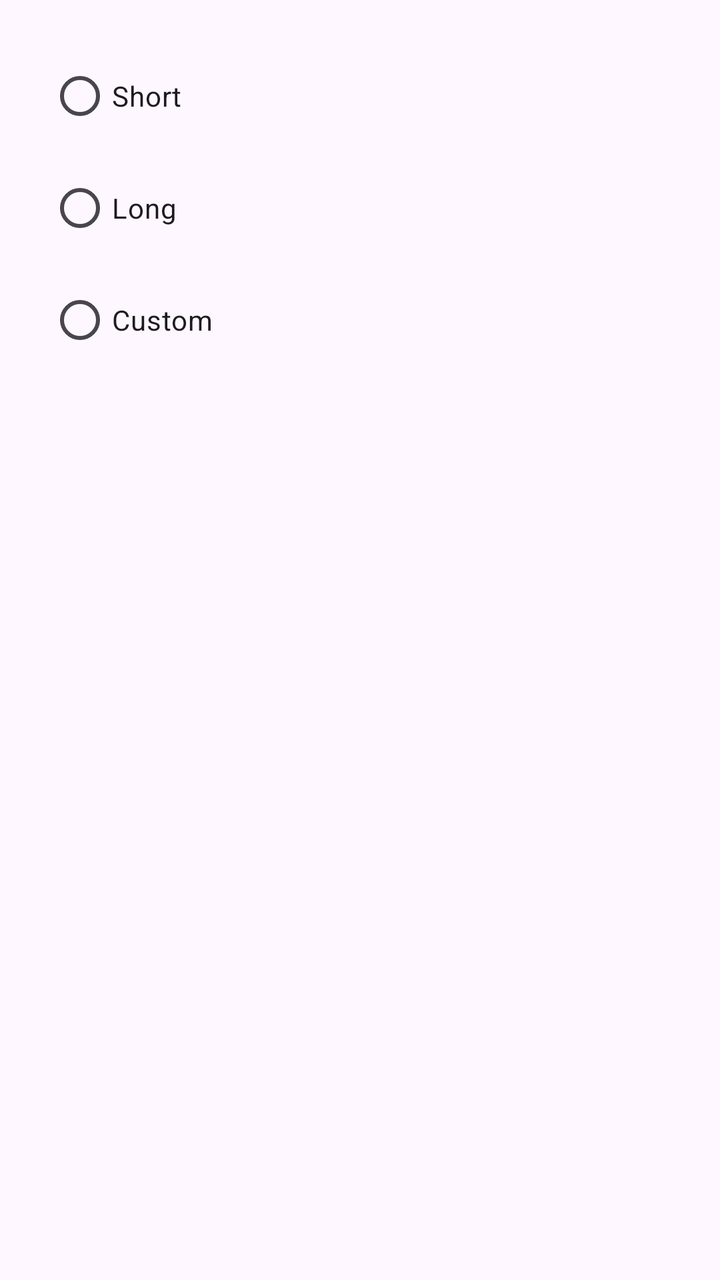
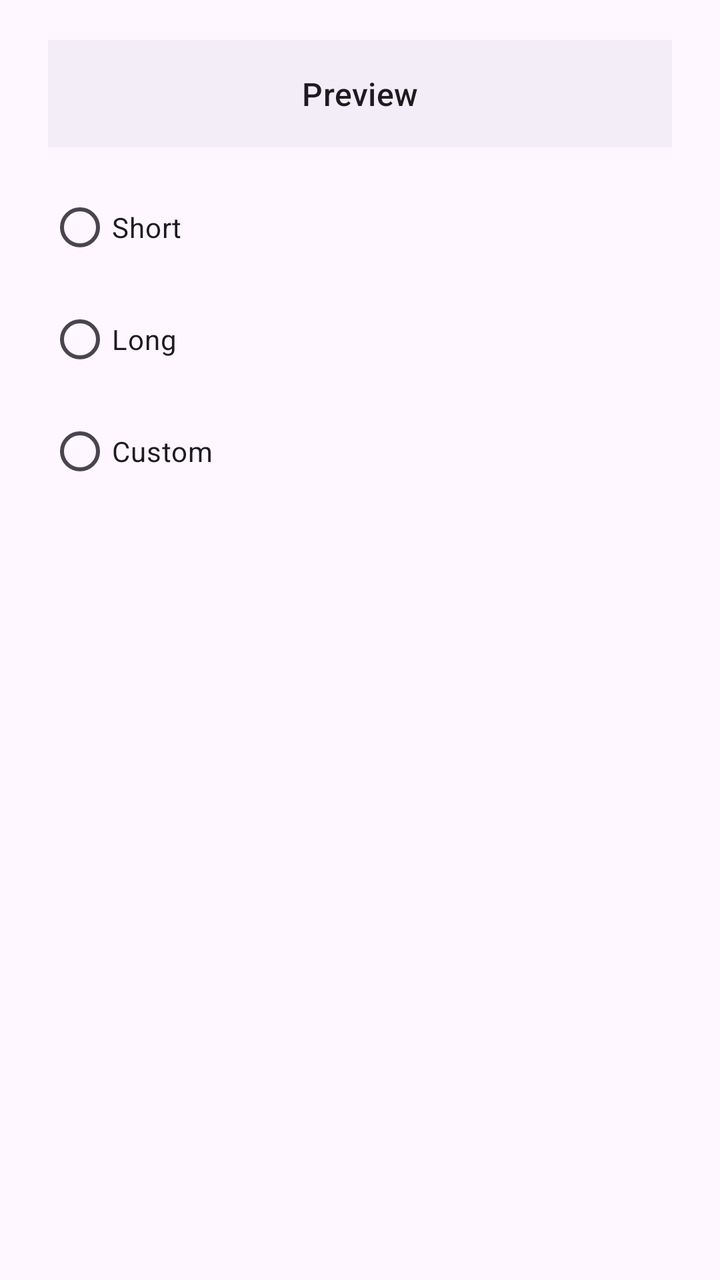

Compare the two renders of this Android layout. The source of the first and the diff that turns it into the second are given below.
<!-- AndroidManifest.xml: application theme Theme.TrainTimes -->
<!-- res/layout/dialog_title_style.xml -->
<?xml version="1.0" encoding="utf-8"?>
<LinearLayout xmlns:android="http://schemas.android.com/apk/res/android"
    android:layout_width="match_parent"
    android:layout_height="wrap_content"
    android:orientation="vertical"
    android:padding="24dp">

    <RadioGroup
        android:id="@+id/title_style_radio_group"
        android:layout_width="match_parent"
        android:layout_height="wrap_content">

        <RadioButton
            android:id="@+id/radio_short"
            android:layout_width="match_parent"
            android:layout_height="wrap_content"
            android:layout_marginBottom="8dp"
            android:text="@string/title_style_short" />

        <RadioButton
            android:id="@+id/radio_long"
            android:layout_width="match_parent"
            android:layout_height="wrap_content"
            android:layout_marginBottom="8dp"
            android:text="@string/title_style_long" />

        <RadioButton
            android:id="@+id/radio_custom"
            android:layout_width="match_parent"
            android:layout_height="wrap_content"
            android:text="@string/title_style_custom" />
    </RadioGroup>

    <LinearLayout
        android:id="@+id/custom_title_container"
        android:layout_width="match_parent"
        android:layout_height="wrap_content"
        android:orientation="vertical"
        android:layout_marginTop="16dp"
        android:visibility="gone">

        <com.google.android.material.textfield.TextInputLayout
            android:layout_width="match_parent"
            android:layout_height="wrap_content"
            android:hint="@string/widget_title_hint">

            <com.google.android.material.textfield.TextInputEditText
                android:id="@+id/custom_title_input"
                android:layout_width="match_parent"
                android:layout_height="wrap_content"
                android:inputType="textCapSentences"
                android:singleLine="true" />
        </com.google.android.material.textfield.TextInputLayout>

        <TextView
            android:layout_width="match_parent"
            android:layout_height="wrap_content"
            android:text="@string/widget_title_helper"
            android:textAppearance="?attr/textAppearanceCaption"
            android:layout_marginTop="4dp"
            android:layout_marginStart="4dp" />
    </LinearLayout>

</LinearLayout>
<!-- resources referenced by this layout -->
<resources>
  <string name="title_style_custom">Custom</string>
  <string name="title_style_long">Long</string>
  <string name="title_style_short">Short</string>
  <string name="widget_title_helper">Use $f/$t for codes, $F/$T for full names and $C for \"to work\" / \"home\".</string>
  <string name="widget_title_hint">Custom text</string>
  <style name="Theme.TrainTimes" parent="Theme.Material3.DayNight">
          
      </style>
</resources>

<!-- the commit's change to res/layout/dialog_title_style.xml (unified diff, before → after) -->
@@ -3,7 +3,21 @@
     android:layout_width="match_parent"
     android:layout_height="wrap_content"
     android:orientation="vertical"
-    android:padding="24dp">
+    android:paddingStart="24dp"
+    android:paddingEnd="24dp"
+    android:paddingTop="20dp"
+    android:paddingBottom="24dp">
+
+    <TextView
+        android:id="@+id/dialog_title_preview"
+        android:layout_width="match_parent"
+        android:layout_height="wrap_content"
+        android:background="?attr/colorSurfaceContainer"
+        android:padding="16dp"
+        android:layout_marginBottom="16dp"
+        android:textAppearance="?attr/textAppearanceTitleMedium"
+        android:gravity="center"
+        android:text="Preview" />
 
     <RadioGroup
         android:id="@+id/title_style_radio_group"
@@ -53,12 +67,50 @@
         </com.google.android.material.textfield.TextInputLayout>
 
         <TextView
+            android:id="@+id/helper_f"
             android:layout_width="match_parent"
             android:layout_height="wrap_content"
-            android:text="@string/widget_title_helper"
-            android:textAppearance="?attr/textAppearanceCaption"
-            android:layout_marginTop="4dp"
-            android:layout_marginStart="4dp" />
+            android:padding="8dp"
+            android:background="?attr/selectableItemBackground"
+            android:textAppearance="?attr/textAppearanceBody2"
+            android:layout_marginTop="8dp"
+            android:textColor="?attr/colorPrimary" />
+
+        <TextView
+            android:id="@+id/helper_F"
+            android:layout_width="match_parent"
+            android:layout_height="wrap_content"
+            android:padding="8dp"
+            android:background="?attr/selectableItemBackground"
+            android:textAppearance="?attr/textAppearanceBody2"
+            android:textColor="?attr/colorPrimary" />
+
+        <TextView
+            android:id="@+id/helper_t"
+            android:layout_width="match_parent"
+            android:layout_height="wrap_content"
+            android:padding="8dp"
+            android:background="?attr/selectableItemBackground"
+            android:textAppearance="?attr/textAppearanceBody2"
+            android:textColor="?attr/colorPrimary" />
+
+        <TextView
+            android:id="@+id/helper_T"
+            android:layout_width="match_parent"
+            android:layout_height="wrap_content"
+            android:padding="8dp"
+            android:background="?attr/selectableItemBackground"
+            android:textAppearance="?attr/textAppearanceBody2"
+            android:textColor="?attr/colorPrimary" />
+
+        <TextView
+            android:id="@+id/helper_C"
+            android:layout_width="match_parent"
+            android:layout_height="wrap_content"
+            android:padding="8dp"
+            android:background="?attr/selectableItemBackground"
+            android:textAppearance="?attr/textAppearanceBody2"
+            android:textColor="?attr/colorPrimary" />
     </LinearLayout>
 
 </LinearLayout>
<!-- resource entries referenced after the edit -->
@@ -3,7 +3,6 @@
   <string name="title_style_custom">Custom</string>
   <string name="title_style_long">Long</string>
   <string name="title_style_short">Short</string>
-  <string name="widget_title_helper">Use $f/$t for codes, $F/$T for full names and $C for \"to work\" / \"home\".</string>
   <string name="widget_title_hint">Custom text</string>
   <style name="Theme.TrainTimes" parent="Theme.Material3.DayNight">
           
